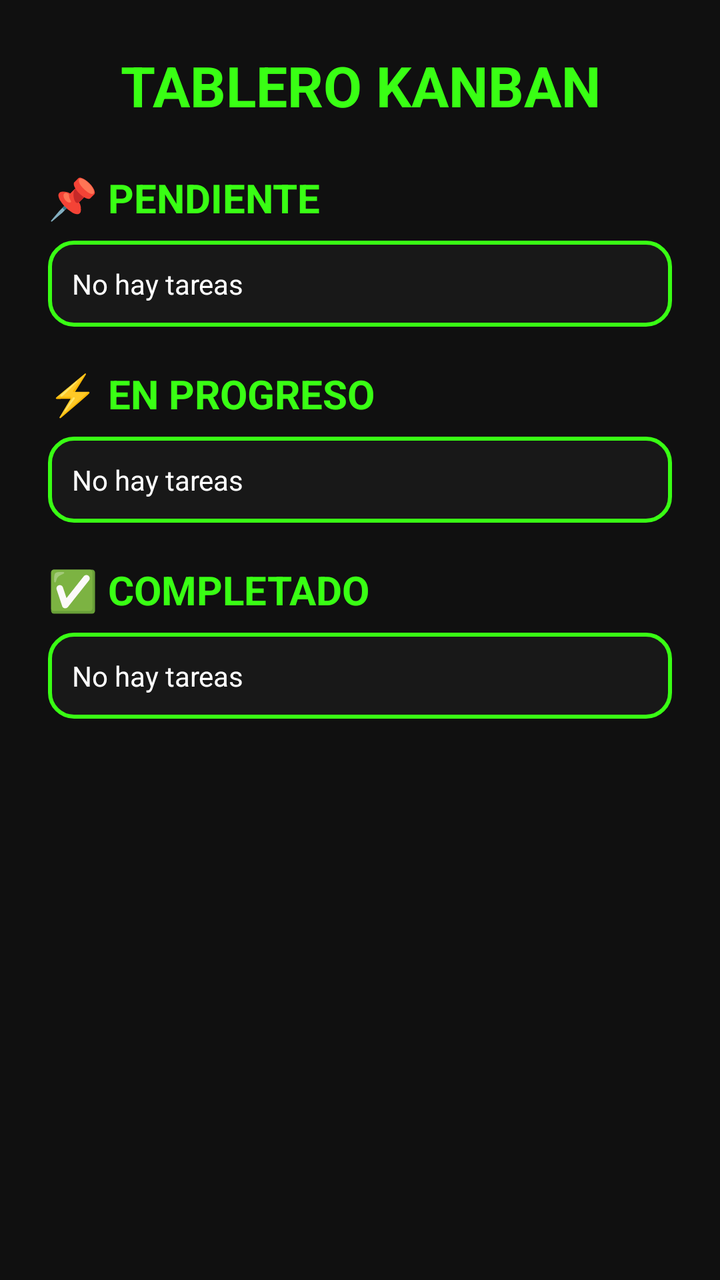
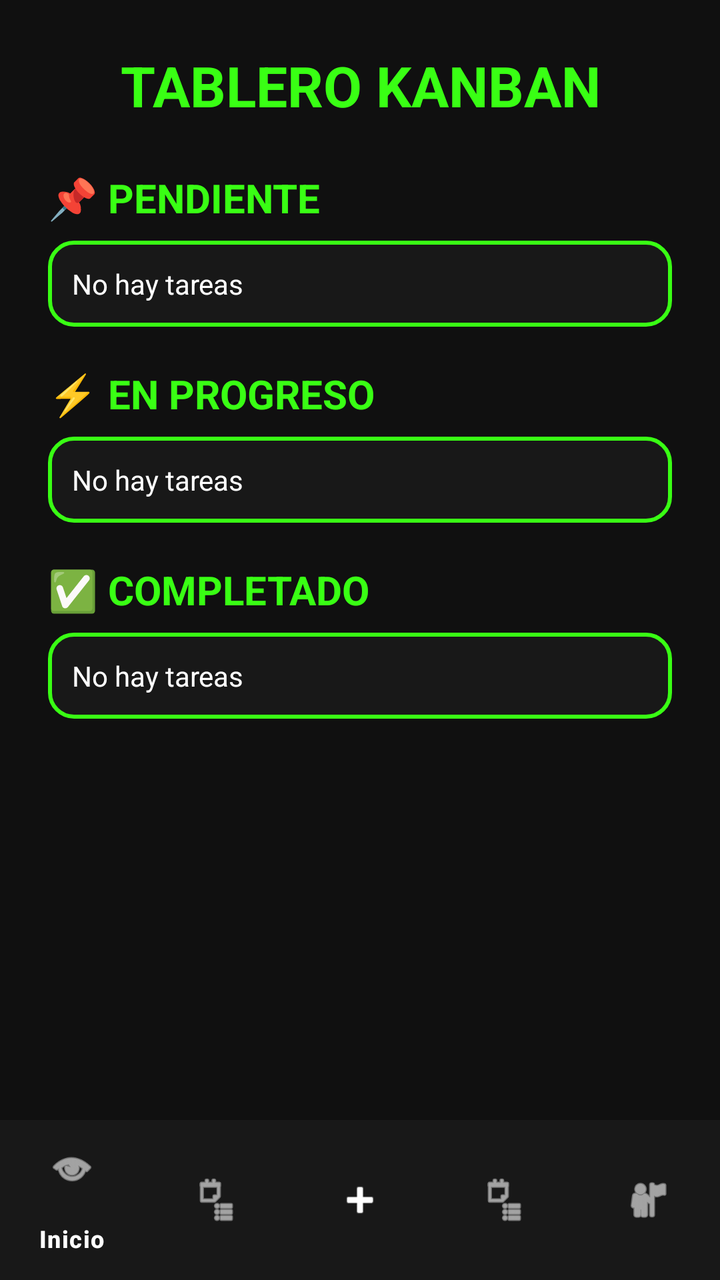

Before-and-after screenshots of an Android layout around one commit, followed by the original layout XML and the change that was made.
<!-- AndroidManifest.xml: application theme Theme.TaskFlow -->
<!-- res/layout/activity_kanban.xml -->
<?xml version="1.0" encoding="utf-8"?>
<ScrollView xmlns:android="http://schemas.android.com/apk/res/android"
    android:layout_width="match_parent"
    android:layout_height="match_parent"
    android:background="#101010">

    <LinearLayout
        android:layout_width="match_parent"
        android:layout_height="wrap_content"
        android:orientation="vertical"
        android:padding="24dp">

        <TextView
            android:layout_width="match_parent"
            android:layout_height="wrap_content"
            android:text="TABLERO KANBAN"
            android:textColor="#39FF14"
            android:textSize="28sp"
            android:textStyle="bold"
            android:gravity="center"/>

        

        <TextView
            android:layout_width="match_parent"
            android:layout_height="wrap_content"
            android:layout_marginTop="24dp"
            android:text="📌 PENDIENTE"
            android:textColor="#39FF14"
            android:textSize="20sp"
            android:textStyle="bold"/>

        <LinearLayout
            android:id="@+id/layoutPending"
            android:layout_width="match_parent"
            android:layout_height="wrap_content"
            android:background="@drawable/neon_background"
            android:orientation="vertical"
            android:padding="12dp"
            android:layout_marginTop="8dp">

            <TextView
                android:layout_width="match_parent"
                android:layout_height="wrap_content"
                android:text="No hay tareas"
                android:textColor="#FFFFFF"/>
        </LinearLayout>

        

        <TextView
            android:layout_width="match_parent"
            android:layout_height="wrap_content"
            android:layout_marginTop="20dp"
            android:text="⚡ EN PROGRESO"
            android:textColor="#39FF14"
            android:textSize="20sp"
            android:textStyle="bold"/>

        <LinearLayout
            android:id="@+id/layoutProgress"
            android:layout_width="match_parent"
            android:layout_height="wrap_content"
            android:background="@drawable/neon_background"
            android:orientation="vertical"
            android:padding="12dp"
            android:layout_marginTop="8dp">

            <TextView
                android:layout_width="match_parent"
                android:layout_height="wrap_content"
                android:text="No hay tareas"
                android:textColor="#FFFFFF"/>
        </LinearLayout>

        

        <TextView
            android:layout_width="match_parent"
            android:layout_height="wrap_content"
            android:layout_marginTop="20dp"
            android:text="✅ COMPLETADO"
            android:textColor="#39FF14"
            android:textSize="20sp"
            android:textStyle="bold"/>

        <LinearLayout
            android:id="@+id/layoutCompleted"
            android:layout_width="match_parent"
            android:layout_height="wrap_content"
            android:background="@drawable/neon_background"
            android:orientation="vertical"
            android:padding="12dp"
            android:layout_marginTop="8dp">

            <TextView
                android:layout_width="match_parent"
                android:layout_height="wrap_content"
                android:text="No hay tareas"
                android:textColor="#FFFFFF"/>
        </LinearLayout>

    </LinearLayout>

</ScrollView>
<!-- resources referenced by this layout -->
<resources>
  <!-- drawable neon_background (drawable) -->
  <?xml version="1.0" encoding="utf-8"?>
  <shape xmlns:android="http://schemas.android.com/apk/res/android"
      android:shape="rectangle">
  
      <solid android:color="#181818" />
  
      <stroke
          android:width="2dp"
          android:color="#39FF14" />
  
      <corners android:radius="12dp" />
  
      <padding
          android:left="12dp"
          android:top="12dp"
          android:right="12dp"
          android:bottom="12dp" />
  
  </shape>
  <style name="Theme.TaskFlow" parent="Base.Theme.TaskFlow" />
  <style name="Base.Theme.TaskFlow" parent="Theme.Material3.DayNight.NoActionBar">
          
          
      </style>
</resources>

<!-- the commit's change to res/layout/activity_kanban.xml (unified diff, before → after) -->
@@ -1,8 +1,15 @@
 <?xml version="1.0" encoding="utf-8"?>
-<ScrollView xmlns:android="http://schemas.android.com/apk/res/android"
+<LinearLayout xmlns:android="http://schemas.android.com/apk/res/android"
+    xmlns:app="http://schemas.android.com/apk/res-auto"
     android:layout_width="match_parent"
     android:layout_height="match_parent"
+    android:orientation="vertical"
     android:background="#101010">
+
+    <ScrollView
+        android:layout_width="match_parent"
+        android:layout_height="0dp"
+        android:layout_weight="1">
 
     <LinearLayout
         android:layout_width="match_parent"
@@ -102,4 +109,15 @@
 
     </LinearLayout>
 
-</ScrollView>
+    </ScrollView>
+
+    <com.google.android.material.bottomnavigation.BottomNavigationView
+        android:id="@+id/bottomNavigation"
+        android:layout_width="match_parent"
+        android:layout_height="wrap_content"
+        android:background="#181818"
+        app:itemIconTint="@color/white"
+        app:itemTextColor="@color/white"
+        app:menu="@menu/bottom_nav_menu" />
+
+</LinearLayout>
<!-- resource entries referenced after the edit -->
@@ -1,5 +1,6 @@
 <!-- resources referenced by this layout -->
 <resources>
+  <color name="white">#FFFFFFFF</color>
   <!-- drawable neon_background (drawable) -->
   <?xml version="1.0" encoding="utf-8"?>
   <shape xmlns:android="http://schemas.android.com/apk/res/android"
